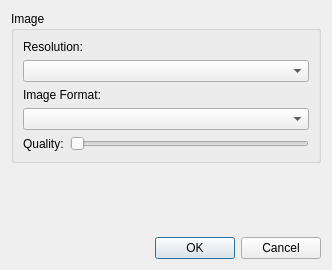
K1ll3rGaming/QtCam-, file imagesettings.ui: the form before one commit.
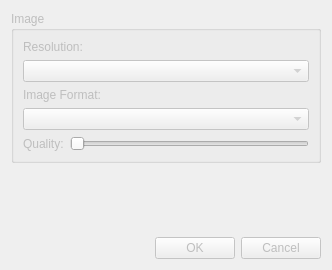
The form after the commit.

```diff
--- a/imagesettings.ui
+++ b/imagesettings.ui
@@ -16,32 +16,52 @@
   <layout class="QGridLayout" name="gridLayout">
    <item row="0" column="0">
     <widget class="QGroupBox" name="groupBox_2">
+     <property name="enabled">
+      <bool>false</bool>
+     </property>
      <property name="title">
       <string>Image</string>
      </property>
      <layout class="QGridLayout" name="gridLayout_2">
       <item row="0" column="0" colspan="2">
        <widget class="QLabel" name="label_8">
+        <property name="enabled">
+         <bool>false</bool>
+        </property>
         <property name="text">
          <string>Resolution:</string>
         </property>
        </widget>
       </item>
       <item row="1" column="0" colspan="2">
-       <widget class="QComboBox" name="imageResolutionBox"/>
+       <widget class="QComboBox" name="imageResolutionBox">
+        <property name="enabled">
+         <bool>false</bool>
+        </property>
+       </widget>
       </item>
       <item row="2" column="0" colspan="2">
        <widget class="QLabel" name="label_6">
+        <property name="enabled">
+         <bool>false</bool>
+        </property>
         <property name="text">
          <string>Image Format:</string>
         </property>
        </widget>
       </item>
       <item row="3" column="0" colspan="2">
-       <widget class="QComboBox" name="imageCodecBox"/>
+       <widget class="QComboBox" name="imageCodecBox">
+        <property name="enabled">
+         <bool>false</bool>
+        </property>
+       </widget>
       </item>
       <item row="4" column="0">
        <widget class="QLabel" name="label_7">
+        <property name="enabled">
+         <bool>false</bool>
+        </property>
         <property name="text">
          <string>Quality:</string>
         </property>
@@ -62,6 +82,9 @@
    </item>
    <item row="1" column="0">
     <spacer name="verticalSpacer">
+     <property name="enabled">
+      <bool>false</bool>
+     </property>
      <property name="orientation">
       <enum>Qt::Vertical</enum>
      </property>
@@ -75,6 +98,9 @@
    </item>
    <item row="2" column="0">
     <widget class="QDialogButtonBox" name="buttonBox">
+     <property name="enabled">
+      <bool>false</bool>
+     </property>
      <property name="orientation">
       <enum>Qt::Horizontal</enum>
      </property>
```
Left out of the diff: 3 changed lines with no effect on the pictures.
